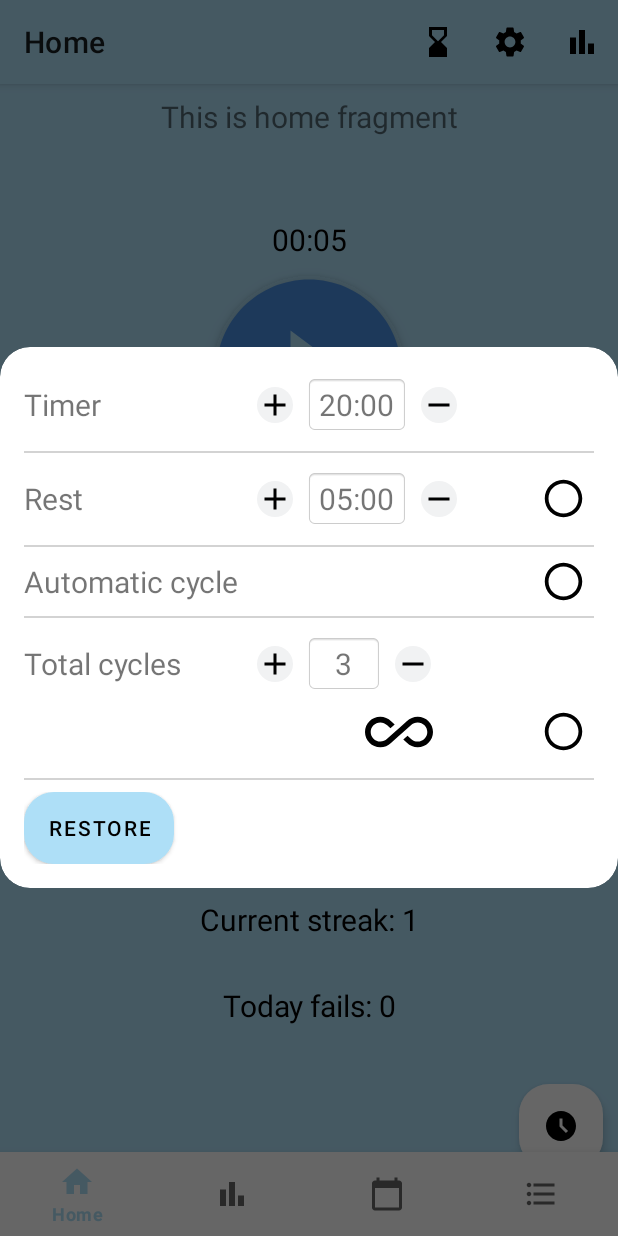
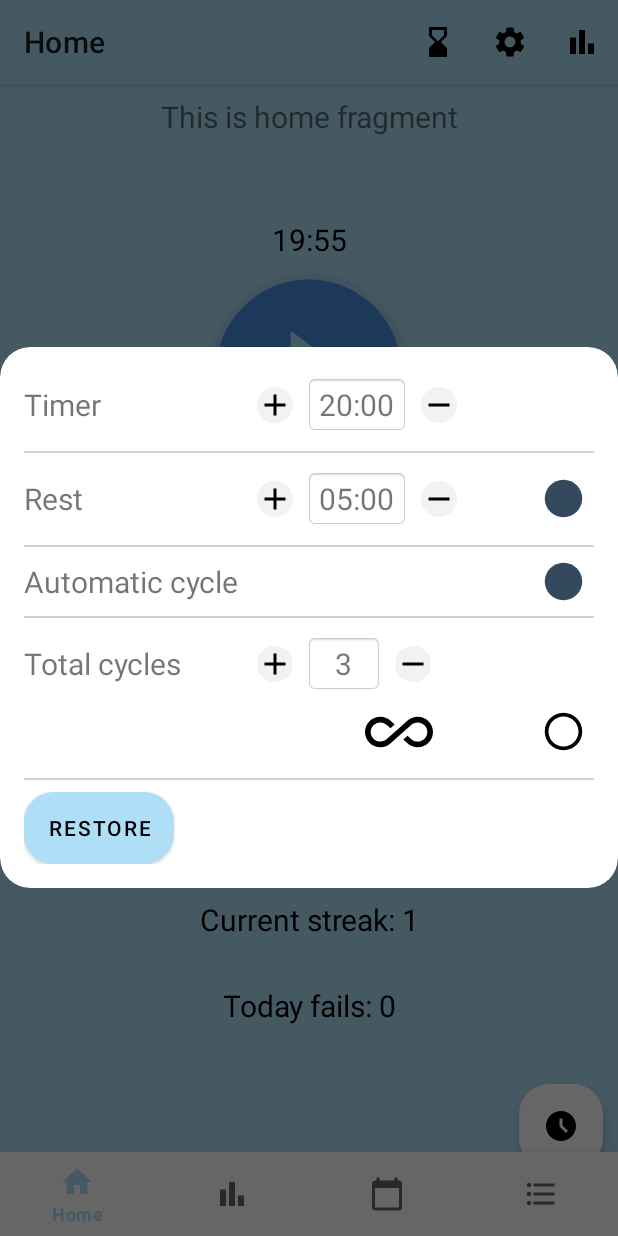
Before and after one commit to ThaGuille/BBetterCalendar, an Android app: the screen it shows after launch (MainActivity), after a tap on "timer", on a phone screen of 412 x 824 dp. Run offline under Robolectric (Android 15) with nearby library versions, the phone set to English and light mode, and no system bars; our stand-ins replace Dagger/Hilt's generated code, Room's generated code, navigation-ui; 2 statements that could not run were skipped; 2 other taps on this screen came first.

Commit message:
configuration popup saving

```diff
--- a/app/src/main/java/com/example/bbettercalendar/configuration/Configuration.java
+++ b/app/src/main/java/com/example/bbettercalendar/configuration/Configuration.java
@@ -13,6 +13,7 @@ public class Configuration {
     private int homeRestTime;
     private int homeNumberOfCycles;
     private boolean homeIsRestEnabled;
+    private boolean homeIsInfiniteCycleEnabled;
     private boolean homeIsAutoCycle;
     private boolean homeIsPauseEnabled;
     private boolean homeIsAlarmEnabled;
@@ -21,9 +22,11 @@ public class Configuration {
 
     private String country;
     /** Clase contenedor para las configuraciones de la aplicación **/
-    public Configuration(int homeTimerTime, int homeRestTime, int homeNumberOfCycles, boolean homeIsRestEnabled, boolean homeIsAutoCycle, boolean homeIsPauseEnabled, boolean homeIsAlarmEnabled, boolean homeIsVibrationEnabled) {
+    public Configuration(int homeTimerTime, int homeRestTime, int homeNumberOfCycles, boolean homeIsInfiniteCycleEnabled,
+                         boolean homeIsRestEnabled, boolean homeIsAutoCycle, boolean homeIsPauseEnabled, boolean homeIsAlarmEnabled, boolean homeIsVibrationEnabled) {
         this.homeTimerTime = homeTimerTime;
         this.homeRestTime = homeRestTime;
+        this.homeIsInfiniteCycleEnabled = homeIsInfiniteCycleEnabled;
         this.homeNumberOfCycles = homeNumberOfCycles;
         this.homeIsRestEnabled = homeIsRestEnabled;
         this.homeIsAutoCycle = homeIsAutoCycle;
@@ -33,9 +36,10 @@ public class Configuration {
     }
 
     public Configuration(){
-        this.homeTimerTime = 20;
-        this.homeRestTime = 5;
+        this.homeTimerTime = 20 * 60000;
+        this.homeRestTime = 5 * 60000;
         this.homeNumberOfCycles = 3;
+        this.homeIsInfiniteCycleEnabled = false;
         this.homeIsRestEnabled = true;
         this.homeIsAutoCycle = true;
         this.homeIsPauseEnabled = true;
@@ -66,15 +70,18 @@ public class Configuration {
     public int getHomeNumberOfCycles() {
         return homeNumberOfCycles;
     }
-    public void setHomeNumberOfCycles(int homeNumberOfCycles) {
-        this.homeNumberOfCycles = homeNumberOfCycles;
+    public void setHomeNumberOfCycles(int homeNumberOfCycles) {this.homeNumberOfCycles = homeNumberOfCycles;}
+
+    public boolean isHomeIsInfiniteCycleEnabled() {return homeIsInfiniteCycleEnabled;}
+    public void setHomeIsInfiniteCycleEnabled(boolean homeIsInfiniteCycleEnabled) {
+        this.homeIsInfiniteCycleEnabled = homeIsInfiniteCycleEnabled;
     }
-    public boolean isHomeIsRestEnabled() {
-        return homeIsRestEnabled;
-    }
+
+    public boolean isHomeIsRestEnabled() {return homeIsRestEnabled;}
     public void setHomeIsRestEnabled(boolean homeIsRestEnabled) {
         this.homeIsRestEnabled = homeIsRestEnabled;
     }
+
     public boolean isHomeIsAutoCycle() {
         return homeIsAutoCycle;
     }
--- a/app/src/main/java/com/example/bbettercalendar/configuration/ConfigurationDatabaseModule.java
+++ b/app/src/main/java/com/example/bbettercalendar/configuration/ConfigurationDatabaseModule.java
@@ -1,8 +1,6 @@
 package com.example.bbettercalendar.configuration;
 
 import android.content.Context;
-
-import androidx.room.Room;
 
 import com.example.bbettercalendar.database.AppDatabase;
 
--- a/app/src/main/java/com/example/bbettercalendar/configuration/ConfigurationManager.java
+++ b/app/src/main/java/com/example/bbettercalendar/configuration/ConfigurationManager.java
@@ -1,6 +1,4 @@
 package com.example.bbettercalendar.configuration;
-
-import com.example.bbettercalendar.stats.Stats;
 
 import java.util.concurrent.ExecutorService;
 import java.util.concurrent.Executors;
--- a/app/src/main/java/com/example/bbettercalendar/configuration/ConfigurationModule.java
+++ b/app/src/main/java/com/example/bbettercalendar/configuration/ConfigurationModule.java
@@ -1,17 +1,12 @@
 package com.example.bbettercalendar.configuration;
 
-import android.content.Context;
 
 import com.example.bbettercalendar.database.AppDatabase;
-
-import java.util.Locale;
-
 import javax.inject.Singleton;
 
 import dagger.Module;
 import dagger.Provides;
 import dagger.hilt.InstallIn;
-import dagger.hilt.android.qualifiers.ApplicationContext;
 import dagger.hilt.components.SingletonComponent;
 
 @Module
--- a/app/src/main/java/com/example/bbettercalendar/database/AppDatabase.java
+++ b/app/src/main/java/com/example/bbettercalendar/database/AppDatabase.java
@@ -14,7 +14,7 @@ import com.example.bbettercalendar.events.EventDao;
 import com.example.bbettercalendar.stats.Stats;
 import com.example.bbettercalendar.stats.StatsDAO;
 
-@Database(entities = {Event.class, Stats.class, Configuration.class}, version = 2)
+@Database(entities = {Event.class, Stats.class, Configuration.class}, version = 3)
 @TypeConverters({DBConverter.class})
 public abstract class AppDatabase extends RoomDatabase {
 
--- a/app/src/main/java/com/example/bbettercalendar/popups/AlertPopup.java
+++ b/app/src/main/java/com/example/bbettercalendar/popups/AlertPopup.java
@@ -2,33 +2,30 @@ package com.example.bbettercalendar.popups;
 
 import android.app.AlertDialog;
 import android.app.Dialog;
+import android.content.DialogInterface;
 import android.os.Bundle;
 import android.view.LayoutInflater;
 import android.view.View;
-import android.widget.CompoundButton;
-import android.widget.ToggleButton;
 
 import androidx.annotation.NonNull;
 import androidx.fragment.app.DialogFragment;
 
 import com.example.bbettercalendar.R;
-import com.example.bbettercalendar.popups.OnNotificationsPopupListener;
 
 public class AlertPopup extends DialogFragment {
 
-    public static final int ALERT_POPUP = 1;
     public int popupType;
     public int popupView;
-    private OnAlertPopupListener listener;
+    private OnPopupListener listener;
 
-    public void setOnAlertPopupListener(OnAlertPopupListener listener) {
+    public void setOnPopupListener(OnPopupListener listener) {
         this.listener = listener;
     }
 
     public void selectView(int popupType) {
         this.popupType = popupType;
         switch (popupType) {
-            case ALERT_POPUP:
+            case PopupHelper.ALERT_POPUP:
                 this.popupView = R.layout.popup_error;
                 break;
             default:
@@ -55,12 +52,16 @@ public class AlertPopup extends DialogFragment {
         view.findViewById(R.id.okButton).setOnClickListener(new View.OnClickListener() {
             @Override
             public void onClick(View v) {
-                listener.OnClosePopup(popupType);
                 dismiss();
             }
         });
-
         return builder.create();
     }
 
+    @Override
+    public void onDismiss(DialogInterface dialog) {
+        super.onDismiss(dialog);
+        listener.OnClosePopup(popupType);
+    }
+
 }
--- a/app/src/main/java/com/example/bbettercalendar/popups/OnAlertPopupListener.java
+++ b/app/src/main/java/com/example/bbettercalendar/popups/OnPopupListener.java
@@ -1,6 +1,7 @@
 package com.example.bbettercalendar.popups;
 
-public interface OnAlertPopupListener {
+public interface OnPopupListener<T> {
 
     void OnClosePopup(int popupType);
+    void OnClosePopup(int popupType, T result);
 }
--- a/app/src/main/java/com/example/bbettercalendar/popups/TimerPopup.java
+++ b/app/src/main/java/com/example/bbettercalendar/popups/TimerPopup.java
@@ -2,19 +2,41 @@ package com.example.bbettercalendar.popups;
 
 import android.app.AlertDialog;
 import android.app.Dialog;
+import android.content.DialogInterface;
 import android.os.Bundle;
 import android.view.LayoutInflater;
 import android.view.View;
+import android.widget.CompoundButton;
+import android.widget.ImageButton;
+import android.widget.TextView;
+import android.widget.ToggleButton;
 
 import androidx.annotation.NonNull;
 import androidx.fragment.app.DialogFragment;
 
 import com.example.bbettercalendar.R;
+import com.example.bbettercalendar.configuration.Configuration;
 
-public class TimerPopup extends DialogFragment implements View.OnClickListener {
+public class TimerPopup extends DialogFragment implements View.OnClickListener, CompoundButton.OnCheckedChangeListener {
 
-    //todo public void setOnTimerPopupListener(OnTimerPopupListener listener) {this.listener = listener;}
+    //todo estos final ints deberían centralizarse en una sola clase popupHelper
 
+    private Configuration configuration;
+    private int timerTime;
+    private int restTime;
+    private boolean isRestEnabled;
+    private boolean isAutoCycleEnabled;
+    private boolean isInfiniteCycles;
+    private int cyclesNumber;
+    private TextView timerTimeTextView;
+    private TextView restTimeTextView;
+    private TextView cyclesNumberTextView;
+    private ToggleButton restEnabledToggleButton;
+    private ToggleButton autoCycleEnabledToggleButton;
+    private ToggleButton infiniteCyclesToggleButton;
+
+    private OnPopupListener listener;
+    private boolean hasChanged = false;
 
     @NonNull
     @Override
@@ -30,24 +52,149 @@ public class TimerPopup extends DialogFragment implements View.OnClickListener {
         // Configurar elementos del layout y manejar eventos aquí
         //El sistema de guardar notificaciones se podría hacer con un diccionario de parejas minutos/booleano
 
-        /**
-        view.findViewById(R.id.okButton).setOnClickListener(new View.OnClickListener() {
-            @Override
-            public void onClick(View v) {
-                listener.OnClosePopup(popupType);
-                dismiss();
-            }
-        });**/
+        timerTimeTextView = view.findViewById(R.id.text_time_timer);
+        restTimeTextView = view.findViewById(R.id.text_time_resting);
+        cyclesNumberTextView = view.findViewById(R.id.text_cycles);
+        restEnabledToggleButton = view.findViewById(R.id.toggle_resting);
+        autoCycleEnabledToggleButton = view.findViewById(R.id.toggle_auto_cycle);
+        infiniteCyclesToggleButton = view.findViewById(R.id.toggle_infinite_cycles);
+
+        //ImageButton tempButton = view.findViewById(R.id.btn_add_timer);
+        view.findViewById(R.id.btn_add_timer).setOnClickListener(this);
+        view.findViewById(R.id.btn_subtract_timer).setOnClickListener(this);
+        view.findViewById(R.id.btn_add_resting_timer).setOnClickListener(this);
+        view.findViewById(R.id.btn_subtract_resting_timer).setOnClickListener(this);
+        view.findViewById(R.id.btn_add_cycles).setOnClickListener(this);
+        view.findViewById(R.id.btn_subtract_cycles).setOnClickListener(this);
+
+        restEnabledToggleButton.setOnCheckedChangeListener(this);
+        autoCycleEnabledToggleButton.setOnCheckedChangeListener(this);
+        infiniteCyclesToggleButton.setOnCheckedChangeListener(this);
+
+        getInitialValues();
+        setValues();
 
         return builder.create();
+    }
+
+    public void setOnPopupListener(OnPopupListener listener) {
+        this.listener = listener;
+    }
+
+    private void getInitialValues(){
+        timerTime = configuration.getHomeTimerTime();
+        restTime = configuration.getHomeRestTime();
+        isRestEnabled = configuration.isHomeIsRestEnabled();
+        isAutoCycleEnabled = configuration.isHomeIsAutoCycle();
+        cyclesNumber = configuration.getHomeNumberOfCycles();
+    }
+
+    private void setValues(){
+        timerTimeTextView.setText(formatTime(timerTime));
+        restTimeTextView.setText(formatTime(restTime));
+        cyclesNumberTextView.setText(String.valueOf(cyclesNumber));
+        restEnabledToggleButton.setChecked(isRestEnabled);
+        autoCycleEnabledToggleButton.setChecked(isAutoCycleEnabled);
+        infiniteCyclesToggleButton.setChecked(cyclesNumber == 0);
     }
 
     @Override
     public void onClick(View view) {
         switch (view.getId()) {
             case R.id.btn_add_timer:
-                //todo listener.onTimerAdd();
+                changeTime(60000, true);
+                break;
+            case R.id.btn_subtract_timer:
+                changeTime(-60000, true);
+                break;
+            case R.id.btn_add_resting_timer:
+                changeTime(60000, false);
+                break;
+            case R.id.btn_subtract_resting_timer:
+                changeTime(-60000, false);
+                break;
+            case R.id.btn_add_cycles:
+                changeCycles(1);
+                break;
+            case R.id.btn_subtract_cycles:
+                changeCycles(-1);
+                break;
+            case R.id.toggle_resting:
+                //todo listener.onRestEnabled();
+                break;
+            case R.id.toggle_auto_cycle:
+                //todo listener.onAutoCycleEnabled();
+                break;
+            case R.id.toggle_infinite_cycles:
+                //todo listener.onInfiniteCycles();
                 break;
         }
     }
+
+    @Override
+    public void onCheckedChanged(CompoundButton buttonView, boolean isChecked) {
+        if(buttonView==restEnabledToggleButton) {
+            isRestEnabled = isChecked;
+        }
+        if(buttonView==autoCycleEnabledToggleButton) {
+            isAutoCycleEnabled = isChecked;
+        }
+        if(buttonView==infiniteCyclesToggleButton) {
+            isInfiniteCycles = isChecked;
+            if(isInfiniteCycles){
+                cyclesNumberTextView.setText("∞");
+            }else{
+                cyclesNumberTextView.setText(String.valueOf(cyclesNumber));
+            }
+        }
+    }
+
+    private void changeCycles(int cyclesChange){
+        cyclesNumber+=cyclesChange;
+        cyclesNumberTextView.setText(String.valueOf(cyclesNumber));
+    }
+
+    private void changeTime(int timeChange, boolean isTimer ){
+        if(isTimer){
+            timerTime+=timeChange;
+            timerTimeTextView.setText(formatTime(timerTime));
+        }else{
+            restTime+=timeChange;
+            restTimeTextView.setText(formatTime(restTime));
+        }
+    }
+
+
+
+    public void setConfiguration(Configuration configuration) {
+        this.configuration = configuration;
+    }
+
+    private String formatTime(int milliseconds) {
+        int totalSeconds = milliseconds / 1000;
+        int seconds = totalSeconds % 60;
+        int totalMinutes = totalSeconds / 60;
+        int minutes = totalMinutes % 60;
+        int hours = totalMinutes / 60;
+
+        // Formatear el tiempo en el formato mm:ss
+        return String.format("%02d:%02d", minutes, seconds);
+    }
+
+    @Override
+    public void onDismiss(DialogInterface dialog) {
+        super.onDismiss(dialog);
+        if(configuration.getHomeTimerTime()!=timerTime || configuration.getHomeRestTime()!=restTime ||
+                configuration.isHomeIsRestEnabled()!=isRestEnabled || configuration.isHomeIsAutoCycle()!=isAutoCycleEnabled ||
+                configuration.getHomeNumberOfCycles()!=cyclesNumber || configuration.isHomeIsInfiniteCycleEnabled()!=isInfiniteCycles)
+        {
+            configuration.setHomeTimerTime(timerTime);
+            configuration.setHomeRestTime(restTime);
+            configuration.setHomeIsRestEnabled(isRestEnabled);
+            configuration.setHomeIsAutoCycle(isAutoCycleEnabled);
+            configuration.setHomeNumberOfCycles(cyclesNumber);
+            configuration.setHomeIsInfiniteCycleEnabled(isInfiniteCycles);
+            listener.OnClosePopup(PopupHelper.TIMER_POPUP, configuration);
+        }
+    }
 }
--- a/app/src/main/res/layout/popup_home_timer_configuration.xml
+++ b/app/src/main/res/layout/popup_home_timer_configuration.xml
@@ -1,97 +1,4 @@
 <?xml version="1.0" encoding="utf-8"?>
-
-<!--
-<LinearLayout
-    xmlns:android="http://schemas.android.com/apk/res/android"
-    xmlns:app="http://schemas.android.com/apk/res-auto"
-    android:layout_width="match_parent"
-    android:layout_height="match_parent"
-    android:orientation="vertical"
-    android:textSize="20sp"
-    >
-
-        <LinearLayout
-            android:id="@+id/event_title_layout"
-            android:layout_width="match_parent"
-            android:layout_height="70dp"
-            android:layout_marginTop="0dp"
-            android:layout_weight="1"
-            android:clickable="true"
-            android:focusable="true"
-            android:gravity="center|start"
-            android:orientation="horizontal">
-
-            <ImageView
-                android:layout_width="0dp"
-                android:layout_height="45dp"
-                android:layout_marginTop="0dp"
-                android:layout_weight="1"
-                android:src="@drawable/ic_progress_24"
-                app:tint="@color/black" />
-
-            <EditText
-                android:id="@+id/event_title"
-                android:layout_width="0dp"
-                android:layout_height="45dp"
-                android:layout_marginTop="0dp"
-                android:layout_weight="4"
-                android:gravity="center|start"
-                android:hint="@string/title"
-                android:textColorHint="@color/black"
-                android:textSize="20sp" />
-
-            <ImageView
-                android:layout_width="0dp"
-                android:layout_height="20dp"
-                android:layout_marginTop="0dp"
-                android:layout_weight="1"
-                android:src="@drawable/ic_arrow_forward_24"
-                app:tint="@color/black" />
-        </LinearLayout>
-
-    <LinearLayout
-        android:id="@+id/event_start_date_layout"
-        android:layout_width="match_parent"
-        android:layout_height="70dp"
-        android:layout_marginTop="0dp"
-        android:layout_weight="1"
-        android:clickable="true"
-        android:focusable="true"
-        android:gravity="center|start"
-        android:orientation="horizontal">
-
-        <ImageView
-            android:layout_width="0dp"
-            android:layout_height="45dp"
-            android:layout_marginTop="0dp"
-            android:layout_weight="1"
-            android:src="@drawable/ic_progress_24"
-            app:tint="@color/black" />
-
-        <TextView
-            android:id="@+id/event_start_date"
-            android:layout_width="0dp"
-            android:layout_height="45dp"
-            android:layout_marginTop="0dp"
-            android:layout_weight="4"
-            android:gravity="center|start"
-            android:hint="Date"
-            android:textColorHint="@color/black"
-            android:textSize="20sp" />
-        <TextView
-            android:id="@+id/event_start_hour"
-            android:layout_width="0dp"
-            android:layout_height="45dp"
-            android:layout_marginTop="0dp"
-            android:layout_weight="1"
-            android:gravity="center|start"
-            android:hint="00:00"
-            android:textColorHint="@color/black"
-            android:textSize="20sp" />
-
-    </LinearLayout>
-
-</LinearLayout>-->
 
 <LinearLayout
     xmlns:android="http://schemas.android.com/apk/res/android"
@@ -100,21 +7,6 @@
     android:layout_height="match_parent"
     android:orientation="vertical"
     android:padding="16dp">
-
-    <!-- Ciclo de descanso -
-    <LinearLayou
-        android:layout_width="match_parent"
-        android:layout_height="wrap_content"
-        android:orientation="horizontal"
-        android:gravity="center_vertical">
-
-        <TextView
-            android:layout_width="0dp"
-            android:layout_height="wrap_content"
-            android:layout_weight="1"
-            android:text="Timer"
-            android:textSize="20sp"/>
-    </LinearLayout>-->
 
     <LinearLayout
         android:layout_width="match_parent"
@@ -139,10 +31,12 @@
             android:layout_marginStart="15dp"
             android:background="@drawable/rounded_square"
             android:backgroundTint="@color/gris_claro"
+            android:clickable="true"
+            android:focusable="true"
             app:tint="@color/black" />
 
         <TextView
-            android:id="@+id/time_timer"
+            android:id="@+id/text_time_timer"
             android:layout_width="wrap_content"
             android:layout_height="wrap_content"
             android:gravity="center"
@@ -201,7 +95,7 @@
             app:tint="@color/black" />
 
         <TextView
-            android:id="@+id/time_resting"
+            android:id="@+id/text_time_resting"
             android:layout_width="wrap_content"
             android:layout_height="wrap_content"
             android:background="@android:drawable/editbox_background"
@@ -259,7 +153,7 @@
             android:text="Automatic cycle"
             android:textSize="20sp"/>
         <ToggleButton
-            android:id="@+id/toggle_automatic_cycle"
+            android:id="@+id/toggle_auto_cycle"
             android:layout_width="30dp"
             android:layout_height="30dp"
             android:layout_marginLeft="15dp"
```
Also changed, not shown: app/src/main/java/com/example/bbettercalendar/helpers/FormatHelper.java (added, +22 -0 lines), app/src/main/java/com/example/bbettercalendar/popups/PopupHelper.java (added, +9 -0 lines), app/src/main/java/com/example/bbettercalendar/ui/home/HomeFragment.java (+37 -66 lines), app/src/main/java/com/example/bbettercalendar/ui/home/HomeViewModel.java (+24 -3 lines).
